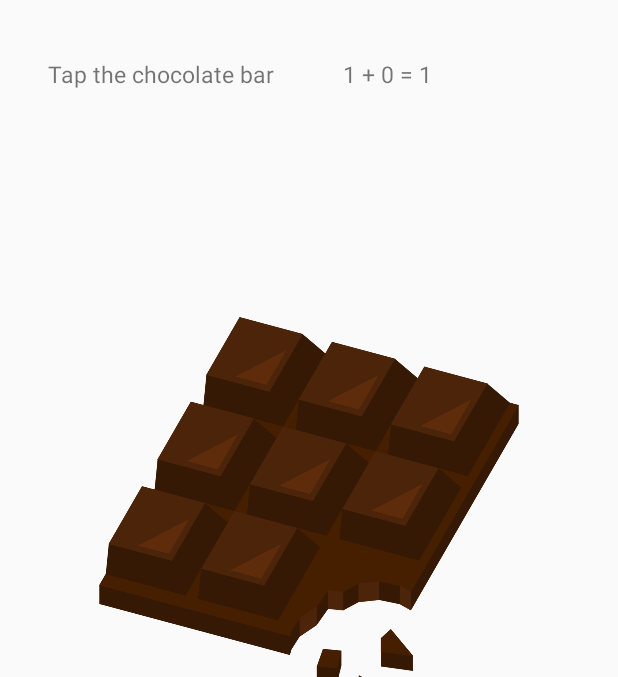
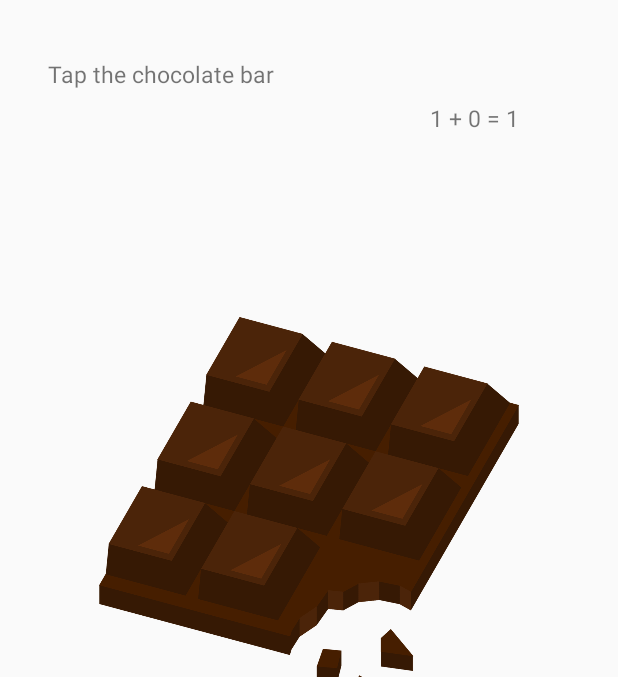
Before and after one commit to milosta/chochofactory, an Android app: the screen it shows after launch (GameActivity), on a phone screen of 412 x 824 dp, the part 131-808 px from its top. Run offline under Robolectric (Android 15) with nearby library versions, the phone set to English and light mode, and no system bars.

Commit message:
profiling clickval

```diff
--- a/app/src/main/res/layout/fragment_tapping.xml
+++ b/app/src/main/res/layout/fragment_tapping.xml
@@ -31,10 +31,9 @@
         android:id="@+id/CPT"
         android:layout_width="wrap_content"
         android:layout_height="wrap_content"
-        android:layout_alignBaseline="@+id/message"
-        android:layout_alignBottom="@+id/message"
         android:layout_alignEnd="@+id/chocolateButton"
-        android:layout_marginEnd="58dp"
+        android:layout_below="@+id/message"
+        android:layout_marginTop="8dp"
         android:text="CPT"
         android:textSize="15sp" />
 </RelativeLayout>
```
